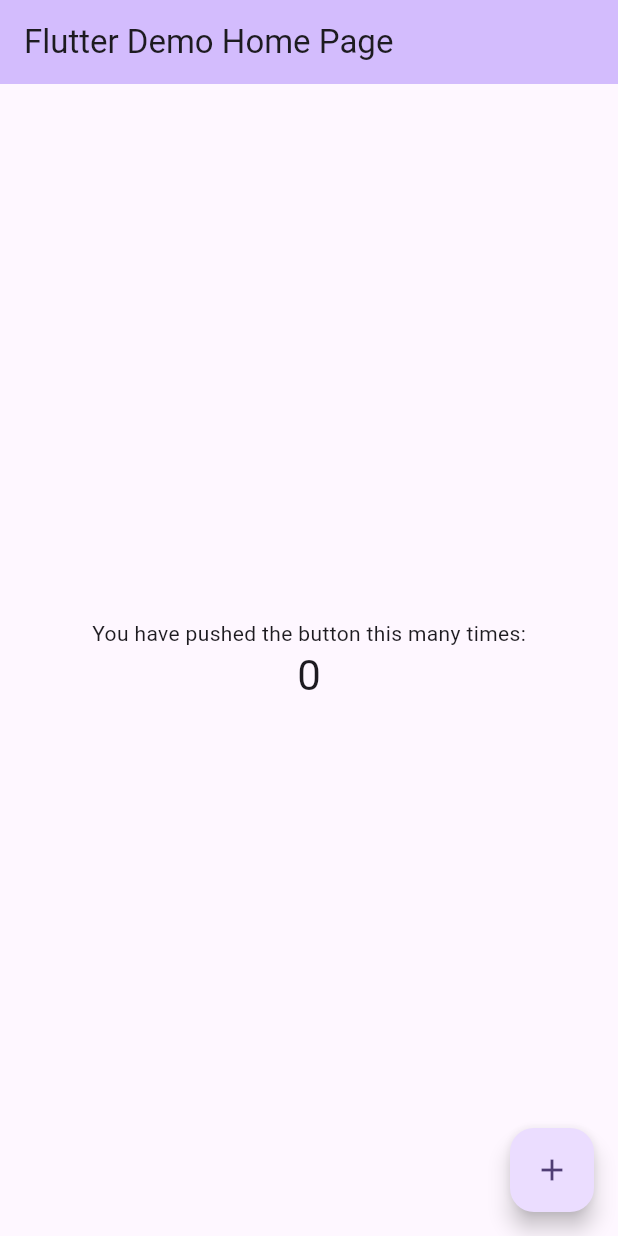
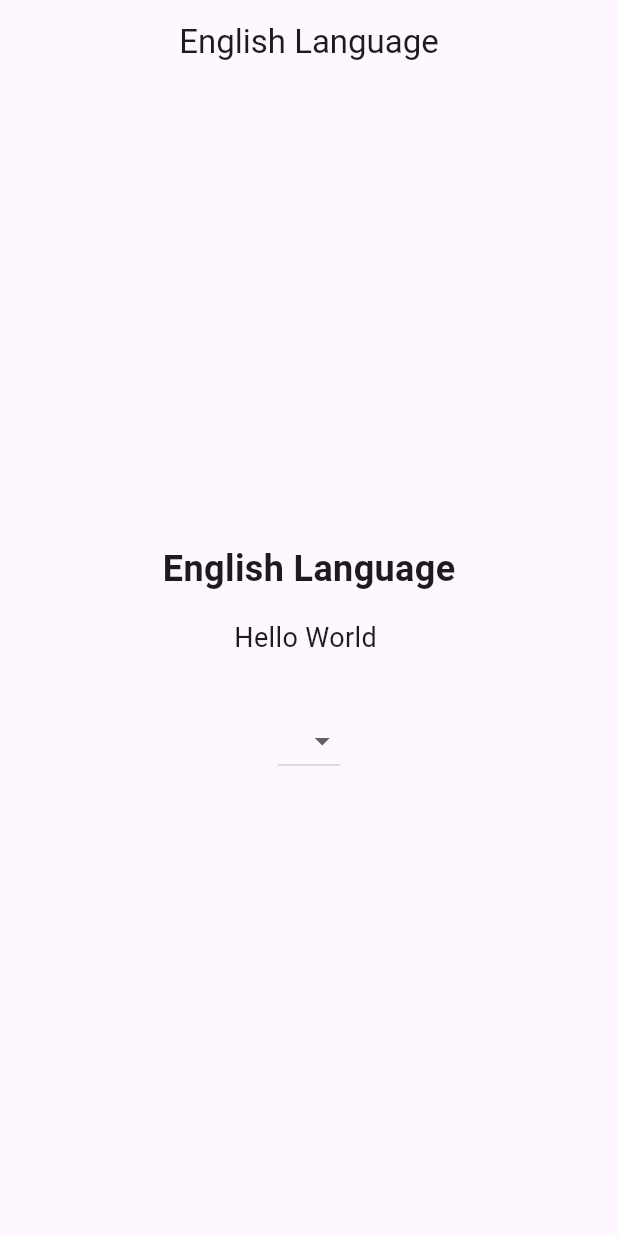
Before and after one commit to Kumail-Raza-Bangash/flutter_multi_language_with_provider, a Flutter app: the screen it shows after launch, on a phone screen of 412 x 824 dp. Run offline on Flutter 3.47's test engine with Material 3 defaults, Android fonts, the phone set to English and light mode, and no system bars; generated files the repository leaves out were written again.

Commit message:
Updated Code

```diff
--- a/lib/l10n/app_en.arb
+++ b/lib/l10n/app_en.arb
@@ -0,0 +1,4 @@
+{
+  "app_title": "English Language",
+  "hello_world": "Hello World "
+}
--- a/lib/l10n/app_es.arb
+++ b/lib/l10n/app_es.arb
@@ -0,0 +1,4 @@
+{
+  "app_title": "Lengua española",
+  "hello_world": "Hola Mundo"
+}
--- a/lib/l10n/app_hi.arb
+++ b/lib/l10n/app_hi.arb
@@ -0,0 +1,4 @@
+{
+  "app_title": "हिन्दी भाषा",
+  "hello_world": "हैलो वर्ल्ड"
+}
--- a/lib/main.dart
+++ b/lib/main.dart
@@ -1,4 +1,11 @@
 import 'package:flutter/material.dart';
+import 'package:flutter_gen/gen_l10n/app_localizations.dart';
+import 'package:flutter_localizations/flutter_localizations.dart';
+import 'package:flutter_multi_language_with_provider/l10n/l10n.dart';
+import 'package:flutter_multi_language_with_provider/provider/locale_provider.dart';
+import 'package:provider/provider.dart';
+
+import 'screens/home_page.dart';
 
 void main() {
   runApp(const MyApp());
@@ -7,119 +14,28 @@
 class MyApp extends StatelessWidget {
   const MyApp({super.key});
 
-  // This widget is the root of your application.
   @override
   Widget build(BuildContext context) {
-    return MaterialApp(
-      title: 'Flutter Demo',
-      theme: ThemeData(
-        // This is the theme of your application.
-        //
-        // TRY THIS: Try running your application with "flutter run". You'll see
-        // the application has a purple toolbar. Then, without quitting the app,
-        // try changing the seedColor in the colorScheme below to Colors.green
-        // and then invoke "hot reload" (save your changes or press the "hot
-        // reload" button in a Flutter-supported IDE, or press "r" if you used
-        // the command line to start the app).
-        //
-        // Notice that the counter didn't reset back to zero; the application
-        // state is not lost during the reload. To reset the state, use hot
-        // restart instead.
-        //
-        // This works for code too, not just values: Most code changes can be
-        // tested with just a hot reload.
-        colorScheme: ColorScheme.fromSeed(seedColor: Colors.deepPurple),
-        useMaterial3: true,
-      ),
-      home: const MyHomePage(title: 'Flutter Demo Home Page'),
-    );
-  }
+    return MultiProvider(
+      providers: [
+        ChangeNotifierProvider(create: (_) => LocaleProvider()),
+      ],
+      child: Consumer<LocaleProvider>(
+        builder: (context, provider, snapshot) {
+       return MaterialApp(
+        title: 'Flutter Lang',
+        locale: provider.locale,
+        supportedLocales: L10n.all,
+        home: const HomePage(),
+        localizationsDelegates: const [
+          AppLocalizations.delegate,
+          GlobalMaterialLocalizations.delegate,
+          GlobalWidgetsLocalizations.delegate,
+          GlobalCupertinoLocalizations.delegate,
+        ],
+      );
+    },
+  ),
+);
 }
-
-class MyHomePage extends StatefulWidget {
-  const MyHomePage({super.key, required this.title});
-
-  // This widget is the home page of your application. It is stateful, meaning
-  // that it has a State object (defined below) that contains fields that affect
-  // how it looks.
-
-  // This class is the configuration for the state. It holds the values (in this
-  // case the title) provided by the parent (in this case the App widget) and
-  // used by the build method of the State. Fields in a Widget subclass are
-  // always marked "final".
-
-  final String title;
-
-  @override
-  State<MyHomePage> createState() => _MyHomePageState();
 }
-
-class _MyHomePageState extends State<MyHomePage> {
-  int _counter = 0;
-
-  void _incrementCounter() {
-    setState(() {
-      // This call to setState tells the Flutter framework that something has
-      // changed in this State, which causes it to rerun the build method below
-      // so that the display can reflect the updated values. If we changed
-      // _counter without calling setState(), then the build method would not be
-      // called again, and so nothing would appear to happen.
-      _counter++;
-    });
-  }
-
-  @override
-  Widget build(BuildContext context) {
-    // This method is rerun every time setState is called, for instance as done
-    // by the _incrementCounter method above.
-    //
-    // The Flutter framework has been optimized to make rerunning build methods
-    // fast, so that you can just rebuild anything that needs updating rather
-    // than having to individually change instances of widgets.
-    return Scaffold(
-      appBar: AppBar(
-        // TRY THIS: Try changing the color here to a specific color (to
-        // Colors.amber, perhaps?) and trigger a hot reload to see the AppBar
-        // change color while the other colors stay the same.
-        backgroundColor: Theme.of(context).colorScheme.inversePrimary,
-        // Here we take the value from the MyHomePage object that was created by
-        // the App.build method, and use it to set our appbar title.
-        title: Text(widget.title),
-      ),
-      body: Center(
-        // Center is a layout widget. It takes a single child and positions it
-        // in the middle of the parent.
-        child: Column(
-          // Column is also a layout widget. It takes a list of children and
-          // arranges them vertically. By default, it sizes itself to fit its
-          // children horizontally, and tries to be as tall as its parent.
-          //
-          // Column has various properties to control how it sizes itself and
-          // how it positions its children. Here we use mainAxisAlignment to
-          // center the children vertically; the main axis here is the vertical
-          // axis because Columns are vertical (the cross axis would be
-          // horizontal).
-          //
-          // TRY THIS: Invoke "debug painting" (choose the "Toggle Debug Paint"
-          // action in the IDE, or press "p" in the console), to see the
-          // wireframe for each widget.
-          mainAxisAlignment: MainAxisAlignment.center,
-          children: <Widget>[
-            const Text(
-              'You have pushed the button this many times:',
-            ),
-            Text(
-              '$_counter',
-              style: Theme.of(context).textTheme.headlineMedium,
-            ),
-          ],
-        ),
-      ),
-      floatingActionButton: FloatingActionButton(
-        onPressed: _incrementCounter,
-        tooltip: 'Increment',
-        child: const Icon(Icons.add),
-      ), // This trailing comma makes auto-formatting nicer for build methods.
-    );
-  }
-}
--- /dev/null
+++ b/lib/provider/locale_provider.dart
@@ -0,0 +1,15 @@
+import 'package:flutter/material.dart';
+import 'package:flutter_multi_language_with_provider/l10n/l10n.dart';
+
+class LocaleProvider with ChangeNotifier {
+  Locale? _locale;
+
+  Locale? get locale => _locale;
+
+  void setLocale(Locale locale) {
+    if (!L10n.all.contains(locale)) return;
+      _locale = locale;
+      notifyListeners();
+
+  }
+}
--- /dev/null
+++ b/lib/screens/home_page.dart
@@ -0,0 +1,58 @@
+import 'package:flutter/material.dart';
+import 'package:flutter_gen/gen_l10n/app_localizations.dart';
+import 'package:flutter_multi_language_with_provider/l10n/l10n.dart';
+import 'package:flutter_multi_language_with_provider/provider/locale_provider.dart';
+import 'package:provider/provider.dart';
+
+class HomePage extends StatefulWidget {
+  const HomePage({Key? key}) : super(key: key);
+
+  @override
+  // ignore: library_private_types_in_public_api
+  _HomePageState createState() => _HomePageState();
+}
+
+class _HomePageState extends State<HomePage> {
+  @override
+  Widget build(BuildContext context) {
+    return Scaffold(
+      appBar: AppBar(
+        title: Text(AppLocalizations.of(context)!.app_title),
+        centerTitle: true,
+      ),
+      body: Center(
+        child: Consumer<LocaleProvider>(
+          builder: (context, provider, child) {
+            return Column(
+              mainAxisAlignment: MainAxisAlignment.center,
+              children: [
+                Text(
+                  AppLocalizations.of(context)!.app_title,
+                  style: const TextStyle(fontSize: 24, fontWeight: FontWeight.bold),
+                ),
+                const SizedBox(height: 16),
+                Text(
+                  AppLocalizations.of(context)!.hello_world,
+                  style: const TextStyle(fontSize: 18),
+                ),
+                const SizedBox(height: 32),
+                DropdownButton<Locale>(
+                  value: provider.locale,
+                  onChanged: (newLocale) {
+                    provider.setLocale(newLocale!);
+                  },
+                  items: L10n.all.map<DropdownMenuItem<Locale>>((locale) {
+                    return DropdownMenuItem<Locale>(
+                      value: locale,
+                      child: Text(locale.languageCode),
+                    );
+                  }).toList(),
+                ),
+              ],
+            );
+          },
+        ),
+      ),
+    );
+  }
+}
```
Also changed, not shown: 1 other file.
